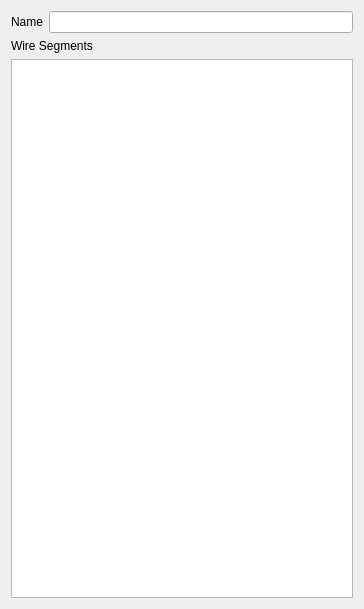
waj334/openstackup, file src/uinetproperties.ui: the form before one commit.
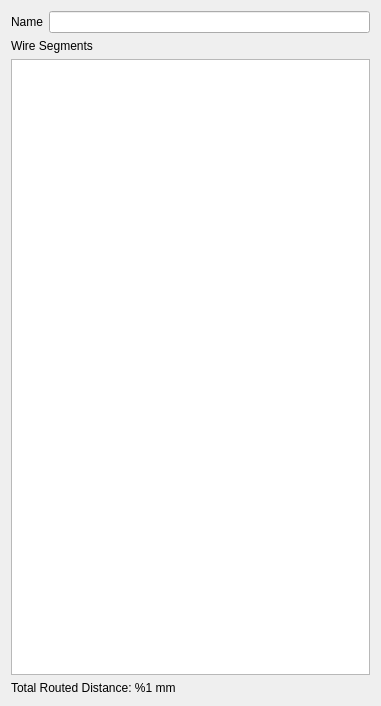
The form after the commit.

```diff
--- a/src/uinetproperties.ui
+++ b/src/uinetproperties.ui
@@ -6,8 +6,8 @@
    <rect>
     <x>0</x>
     <y>0</y>
-    <width>364</width>
-    <height>609</height>
+    <width>381</width>
+    <height>706</height>
    </rect>
   </property>
   <property name="windowTitle">
@@ -38,6 +38,13 @@
    <item>
     <widget class="QTableView" name="wireTable"/>
    </item>
+   <item>
+    <widget class="QLabel" name="totalRoutedDistanceLabel">
+     <property name="text">
+      <string>Total Routed Distance: %1 mm</string>
+     </property>
+    </widget>
+   </item>
   </layout>
  </widget>
  <resources/>
```
